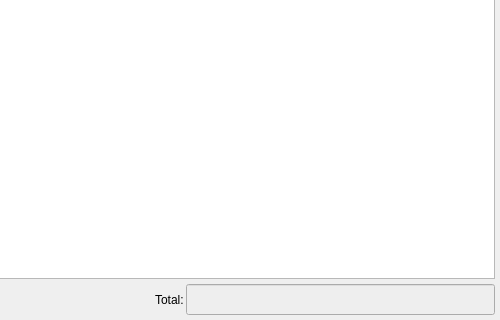
This is bulmages/bulmafact/src/pagoslistbase.ui in eboladev/Bulmages-1 as Qt 5 draws it before an edit; both pictures show x 190 to 690 and y 170 to 490 of the 690 by 490 pixel window. The edited form follows.
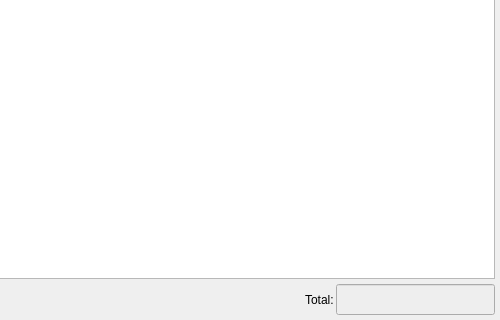
This is the edited form. Icons and pictures are not drawn. Custom widgets are drawn as their Qt base class.

Diff of the .ui file:
```diff
--- a/bulmages/bulmafact/src/pagoslistbase.ui
+++ b/bulmages/bulmafact/src/pagoslistbase.ui
@@ -571,6 +571,20 @@
        <property name="enabled" >
         <bool>true</bool>
        </property>
+       <property name="sizePolicy" >
+        <sizepolicy>
+         <hsizetype>5</hsizetype>
+         <vsizetype>0</vsizetype>
+         <horstretch>0</horstretch>
+         <verstretch>0</verstretch>
+        </sizepolicy>
+       </property>
+       <property name="minimumSize" >
+        <size>
+         <width>150</width>
+         <height>0</height>
+        </size>
+       </property>
        <property name="palette" >
         <palette>
          <active>
```
